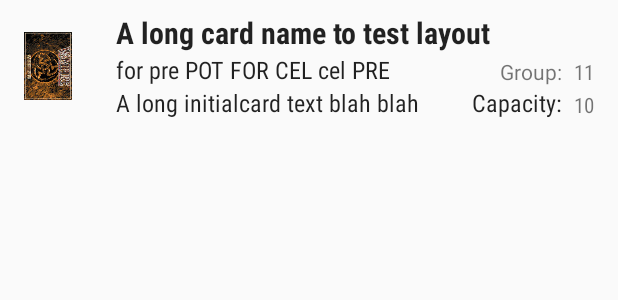
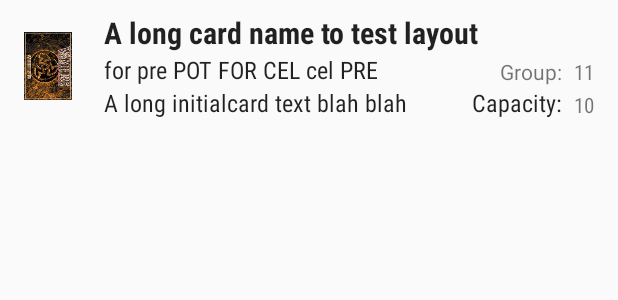
Before and after one commit to franciscojunior/Vampidroid, an Android app: the layout crypt_list_item.xml on its own in the app's theme, with its tools: preview values and no code run, on a phone screen of 412 x 824 dp. Shown: the top 300 px of the screen. Run offline under Robolectric (Android 15) with nearby library versions, the phone set to English and light mode, and no system bars.

Commit message:
Change text margins to better fit material design alignment

```diff
--- a/app/src/main/res/layout/crypt_list_item.xml
+++ b/app/src/main/res/layout/crypt_list_item.xml
@@ -53,9 +53,9 @@
         android:singleLine="true"
         android:textStyle="bold"
         android:fontFamily="sans-serif-condensed"
-        android:layout_marginStart="16dp"
+        android:layout_marginStart="8dp"
         app:layout_constraintLeft_toRightOf="@+id/imageViewCardImage"
-        android:layout_marginLeft="16dp"
+        android:layout_marginLeft="8dp"
         android:layout_marginTop="8dp"
         app:layout_constraintTop_toTopOf="parent"
         android:layout_marginEnd="16dp"
```
